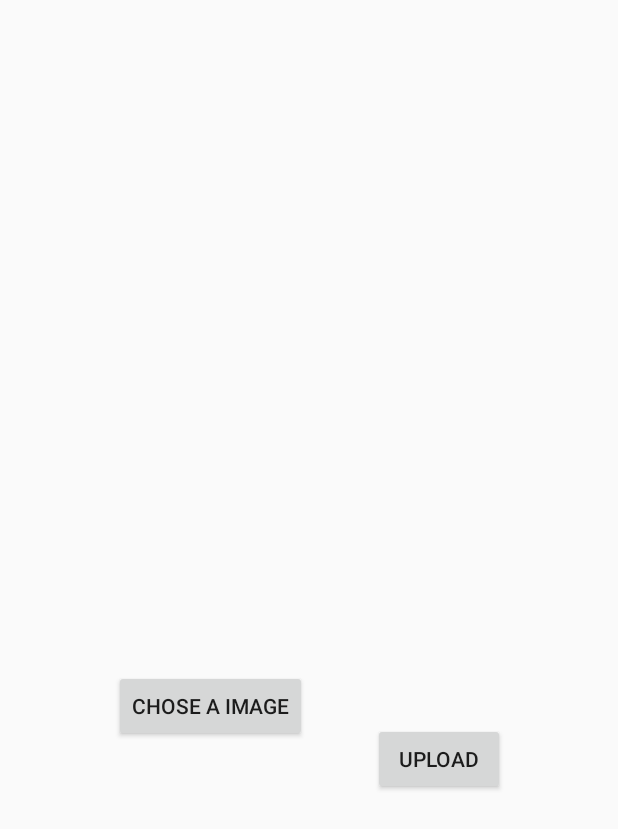
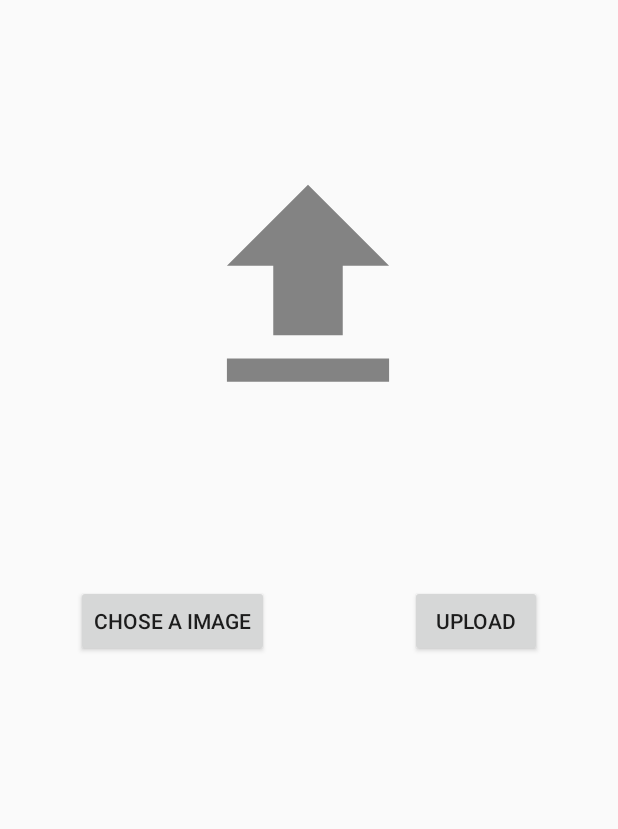
Before and after one commit to MattLack/InstantStore, an Android app: the layout activity_upload.xml on its own in the app's theme, with its tools: preview values and no code run, on a phone screen of 412 x 824 dp. Shown: the top 829 px of the screen. Run offline under Robolectric (Android 15) with nearby library versions, the phone set to English and light mode, and no system bars.

```diff
--- a/app/src/main/AndroidManifest.xml
+++ b/app/src/main/AndroidManifest.xml
@@ -10,6 +10,7 @@
     <uses-permission android:name="android.permission.INTERNET"/>
     <uses-permission android:name="android.permission.ACCESS_NETWORK_STATE"/>
     <uses-permission android:name="android.permission.READ_EXTERNAL_STORAGE"/>
+    <uses-permission android:name="android.permission.WRITE_EXTERNAL_STORAGE"/>
 
     <application
             android:allowBackup="true"
@@ -32,6 +33,8 @@
         </activity>
         <activity android:name=".MainScreenActivity">
         </activity>
+        <activity android:name=".UploadActivity">
+        </activity>
     </application>
 
 </manifest>
--- a/app/src/main/java/ufrpe/mobile/instantstore/MainScreenActivity.kt
+++ b/app/src/main/java/ufrpe/mobile/instantstore/MainScreenActivity.kt
@@ -1,6 +1,7 @@
 package ufrpe.mobile.instantstore
 
 import android.app.Activity
+import android.content.Intent
 import android.support.v7.app.AppCompatActivity
 import android.os.Bundle
 import android.support.design.widget.NavigationView
@@ -74,7 +75,8 @@ class MainScreenActivity : AppCompatActivity() , NavigationView.OnNavigationItem
             }
             R.id.action_upload -> {
 //                message.text = "message"
-                fragmentManager.beginTransaction().replace(R.id.fragment_main_screen, FragmentUpload()).commit()
+                val intent = Intent(applicationContext,UploadActivity::class.java)
+                startActivity(intent)
             }else -> {
         }
         }
--- a/app/src/main/java/ufrpe/mobile/instantstore/adapter/UploadPhotoAdapter.kt
+++ b/app/src/main/java/ufrpe/mobile/instantstore/adapter/UploadPhotoAdapter.kt
@@ -1,13 +1,12 @@
 package ufrpe.mobile.instantstore.adapter
 
-import android.annotation.SuppressLint
 import android.app.Activity
 import android.widget.ArrayAdapter
 import ufrpe.mobile.instantstore.R
 import ufrpe.mobile.instantstore.model.Photo
 
 
-class UploadPhotoAdapter (private val posts: ArrayList<Photo>, private val context: Activity) : ArrayAdapter<Photo>(context,R.layout.fragment_upload, posts){
+class UploadPhotoAdapter (private val posts: ArrayList<Photo>, private val context: Activity) : ArrayAdapter<Photo>(context,R.layout.activity_upload, posts){
 
     val layoutInflater = context.layoutInflater
 
--- a/app/src/main/res/layout-land/activity_login.xml
+++ b/app/src/main/res/layout-land/activity_login.xml
@@ -19,7 +19,7 @@
             app:layout_constraintBottom_toTopOf="@+id/txtpass" android:layout_marginTop="8dp"
             app:layout_constraintTop_toTopOf="parent" app:layout_constraintVertical_bias="1.0"
             app:layout_constraintEnd_toEndOf="parent" android:layout_marginEnd="8dp"
-            app:layout_constraintStart_toEndOf="@+id/imageView" android:layout_marginStart="25dp"/>
+            app:layout_constraintStart_toEndOf="@+id/img_uploaded" android:layout_marginStart="25dp"/>
     <EditText
             android:layout_width="493dp"
             android:layout_height="wrap_content"
@@ -29,7 +29,7 @@
             android:hint="@string/txtHintPassword"
             tools:ignore="MissingConstraints" android:layout_marginBottom="128dp"
             app:layout_constraintBottom_toBottomOf="parent" app:layout_constraintEnd_toEndOf="parent"
-            android:layout_marginEnd="8dp" app:layout_constraintStart_toEndOf="@+id/imageView"
+            android:layout_marginEnd="8dp" app:layout_constraintStart_toEndOf="@+id/img_uploaded"
             android:layout_marginStart="25dp"/>
     <Button
             android:text="@string/btnlogin"
@@ -66,7 +66,7 @@
     <ImageView
             android:layout_width="141dp"
             android:layout_height="125dp"
-            android:id="@+id/imageView"
+            android:id="@+id/img_uploaded"
             android:layout_marginTop="8dp"
             app:layout_constraintTop_toTopOf="parent" android:layout_marginBottom="8dp"
             app:layout_constraintBottom_toBottomOf="parent" app:layout_constraintVertical_bias="0.424"
--- a/app/src/main/res/layout-sw600dp-land/activity_login.xml
+++ b/app/src/main/res/layout-sw600dp-land/activity_login.xml
@@ -20,7 +20,7 @@
             app:layout_constraintBottom_toTopOf="@+id/txtpass" android:layout_marginTop="8dp"
             app:layout_constraintTop_toTopOf="parent" app:layout_constraintVertical_bias="1.0"
             app:layout_constraintEnd_toEndOf="parent" android:layout_marginEnd="8dp"
-            app:layout_constraintStart_toEndOf="@+id/imageView" android:layout_marginStart="25dp"
+            app:layout_constraintStart_toEndOf="@+id/img_uploaded" android:layout_marginStart="25dp"
             app:layout_constraintHorizontal_bias="0.532"/>
     <EditText
             android:layout_width="625dp"
@@ -32,7 +32,7 @@
             android:hint="@string/txtHintPassword"
             tools:ignore="MissingConstraints" android:layout_marginBottom="172dp"
             app:layout_constraintBottom_toBottomOf="parent" app:layout_constraintEnd_toEndOf="parent"
-            android:layout_marginEnd="8dp" app:layout_constraintStart_toEndOf="@+id/imageView"
+            android:layout_marginEnd="8dp" app:layout_constraintStart_toEndOf="@+id/img_uploaded"
             android:layout_marginStart="25dp" app:layout_constraintHorizontal_bias="0.532"/>
     <Button
             android:text="@string/btnlogin"
@@ -70,7 +70,7 @@
     <ImageView
             android:layout_width="184dp"
             android:layout_height="186dp"
-            android:id="@+id/imageView"
+            android:id="@+id/img_uploaded"
             android:layout_marginTop="8dp"
             app:layout_constraintTop_toTopOf="parent" android:layout_marginBottom="8dp"
             app:layout_constraintBottom_toBottomOf="parent" app:layout_constraintVertical_bias="0.371"
--- a/app/src/main/res/layout-sw600dp/activity_login.xml
+++ b/app/src/main/res/layout-sw600dp/activity_login.xml
@@ -11,7 +11,7 @@
     <ImageView
             android:layout_width="192dp"
             android:layout_height="159dp"
-            android:id="@+id/imageView"
+            android:id="@+id/img_uploaded"
             android:layout_marginBottom="16dp"
             app:layout_constraintBottom_toTopOf="@+id/textView" app:layout_constraintStart_toStartOf="parent"
             android:layout_marginStart="8dp" app:layout_constraintEnd_toEndOf="parent" android:layout_marginEnd="8dp"
@@ -88,7 +88,7 @@
             app:layout_constraintBottom_toTopOf="@+id/txtemail" android:layout_marginEnd="8dp"
             app:layout_constraintEnd_toEndOf="parent" android:layout_marginStart="8dp"
             app:layout_constraintStart_toStartOf="parent" app:layout_constraintHorizontal_bias="0.501"
-            android:layout_marginTop="8dp" app:layout_constraintTop_toBottomOf="@+id/imageView"/>
+            android:layout_marginTop="8dp" app:layout_constraintTop_toBottomOf="@+id/img_uploaded"/>
 
 
 </android.support.constraint.ConstraintLayout>
--- a/app/src/main/res/layout-sw720dp-land/activity_login.xml
+++ b/app/src/main/res/layout-sw720dp-land/activity_login.xml
@@ -20,7 +20,7 @@
             app:layout_constraintBottom_toTopOf="@+id/txtpass" android:layout_marginTop="8dp"
             app:layout_constraintTop_toTopOf="parent" app:layout_constraintVertical_bias="0.842"
             app:layout_constraintEnd_toEndOf="parent" android:layout_marginEnd="8dp"
-            app:layout_constraintStart_toEndOf="@+id/imageView" android:layout_marginStart="25dp"
+            app:layout_constraintStart_toEndOf="@+id/img_uploaded" android:layout_marginStart="25dp"
             app:layout_constraintHorizontal_bias="0.496"/>
     <EditText
             android:layout_width="625dp"
@@ -32,7 +32,7 @@
             android:hint="@string/txtHintPassword"
             tools:ignore="MissingConstraints" android:layout_marginBottom="272dp"
             app:layout_constraintBottom_toBottomOf="parent" app:layout_constraintEnd_toEndOf="parent"
-            android:layout_marginEnd="8dp" app:layout_constraintStart_toEndOf="@+id/imageView"
+            android:layout_marginEnd="8dp" app:layout_constraintStart_toEndOf="@+id/img_uploaded"
             android:layout_marginStart="25dp" app:layout_constraintHorizontal_bias="0.496"/>
     <Button
             android:text="@string/btnlogin"
@@ -70,7 +70,7 @@
     <ImageView
             android:layout_width="217dp"
             android:layout_height="220dp"
-            android:id="@+id/imageView"
+            android:id="@+id/img_uploaded"
             android:layout_marginTop="8dp"
             app:layout_constraintTop_toTopOf="parent" android:layout_marginBottom="8dp"
             app:layout_constraintBottom_toBottomOf="parent" app:layout_constraintVertical_bias="0.371"
--- a/app/src/main/res/layout-sw720dp/activity_login.xml
+++ b/app/src/main/res/layout-sw720dp/activity_login.xml
@@ -11,7 +11,7 @@
     <ImageView
             android:layout_width="277dp"
             android:layout_height="276dp"
-            android:id="@+id/imageView"
+            android:id="@+id/img_uploaded"
             android:layout_marginBottom="8dp"
             app:layout_constraintBottom_toTopOf="@+id/textView" app:layout_constraintStart_toStartOf="parent"
             android:layout_marginStart="8dp" app:layout_constraintEnd_toEndOf="parent" android:layout_marginEnd="8dp"
@@ -85,7 +85,7 @@
             android:textSize="40sp"
             android:text="@string/tv_loginhere"
             android:layout_marginTop="40dp"
-            app:layout_constraintTop_toBottomOf="@+id/imageView" app:layout_constraintEnd_toEndOf="parent"
+            app:layout_constraintTop_toBottomOf="@+id/img_uploaded" app:layout_constraintEnd_toEndOf="parent"
             android:layout_marginEnd="8dp" app:layout_constraintStart_toStartOf="parent"
             android:layout_marginStart="8dp"
             android:layout_marginBottom="40dp" app:layout_constraintBottom_toTopOf="@+id/txtemail"/>
--- a/app/src/main/res/layout/activity_login.xml
+++ b/app/src/main/res/layout/activity_login.xml
@@ -11,7 +11,7 @@
     <ImageView
             android:layout_width="130dp"
             android:layout_height="98dp"
-            android:id="@+id/imageView"
+            android:id="@+id/img_uploaded"
             android:layout_marginBottom="40dp"
             app:layout_constraintBottom_toTopOf="@+id/textView" app:layout_constraintStart_toStartOf="parent"
             android:layout_marginStart="8dp" app:layout_constraintEnd_toEndOf="parent" android:layout_marginEnd="8dp"
--- a/app/src/main/res/layout/fragment_upload.xml
+++ b/app/src/main/res/layout/activity_upload.xml
@@ -11,36 +11,38 @@
             android:layout_width="wrap_content"
             android:layout_height="wrap_content" android:id="@+id/btn_choseimage"
             android:layout_marginTop="8dp"
-            app:layout_constraintTop_toBottomOf="@+id/imageView" android:layout_marginBottom="8dp"
+            app:layout_constraintTop_toBottomOf="@+id/img_uploaded" android:layout_marginBottom="8dp"
             app:layout_constraintBottom_toBottomOf="parent" app:layout_constraintStart_toStartOf="parent"
-            android:layout_marginStart="76dp" app:layout_constraintVertical_bias="0.204"
-            android:text="@string/btn_choseImage"/>
+            android:layout_marginStart="8dp" app:layout_constraintVertical_bias="0.204"
+            android:text="@string/btn_choseImage" app:layout_constraintEnd_toStartOf="@+id/btn_uploadimage"
+            android:layout_marginEnd="43dp" android:onClick="selectImage"/>
     <ImageView
-            android:id="@+id/imageView"
+            android:id="@+id/img_uploaded"
             android:layout_width="288dp"
             android:layout_height="185dp"
-            android:layout_marginEnd="61dp"
-            android:layout_marginStart="55dp"
-            android:onClick="selectImage"
+            android:layout_marginEnd="8dp"
+            android:layout_marginStart="8dp"
             app:layout_constraintBottom_toBottomOf="parent"
             app:layout_constraintEnd_toEndOf="parent"
             app:layout_constraintStart_toStartOf="parent"
+            android:onClick="selectImage"
             app:layout_constraintTop_toTopOf="parent"
-            app:layout_constraintHorizontal_bias="0.857" app:layout_constraintVertical_bias="0.267"/>
+            app:layout_constraintHorizontal_bias="0.495" app:layout_constraintVertical_bias="0.148"
+            android:layout_marginTop="8dp" android:layout_marginBottom="8dp" app:srcCompat="@drawable/ic_upload"/>
 
     <Button
             android:id="@+id/btn_uploadimage"
             android:layout_width="wrap_content"
             android:layout_height="wrap_content"
-            android:onClick="upload"
-            android:text="Upload"
+            android:text="@string/upload"
             app:layout_constraintBottom_toBottomOf="parent"
-            android:layout_marginEnd="40dp"
-            android:layout_marginBottom="176dp"
+            android:layout_marginEnd="8dp"
+            android:layout_marginBottom="8dp"
             app:layout_constraintEnd_toEndOf="parent" android:layout_marginTop="8dp"
-            app:layout_constraintTop_toBottomOf="@+id/imageView"
+            app:layout_constraintTop_toBottomOf="@+id/img_uploaded"
             app:layout_constraintStart_toEndOf="@+id/btn_choseimage"
-            android:layout_marginStart="8dp"/>
+            android:layout_marginStart="8dp" app:layout_constraintVertical_bias="0.204"
+            android:onClick="upload"/>
 
 
 </android.support.constraint.ConstraintLayout>
--- a/app/src/main/res/values/strings.xml
+++ b/app/src/main/res/values/strings.xml
@@ -31,4 +31,5 @@
     <string name="btn_photoform">Send your order</string>
     <string name="upload_image">Upload Image</string>
     <string name="btn_choseImage">Chose a Image</string>
+    <string name="upload">Upload</string>
 </resources>
```
Also changed, not shown: app/src/main/java/ufrpe/mobile/instantstore/LoginActivity.kt (+8 -3 lines), app/src/main/java/ufrpe/mobile/instantstore/UploadActivity.kt (added, +125 -0 lines), app/src/main/java/ufrpe/mobile/instantstore/fragment/FragmentUpload.kt (deleted, +0 -66 lines), 1 other file.
